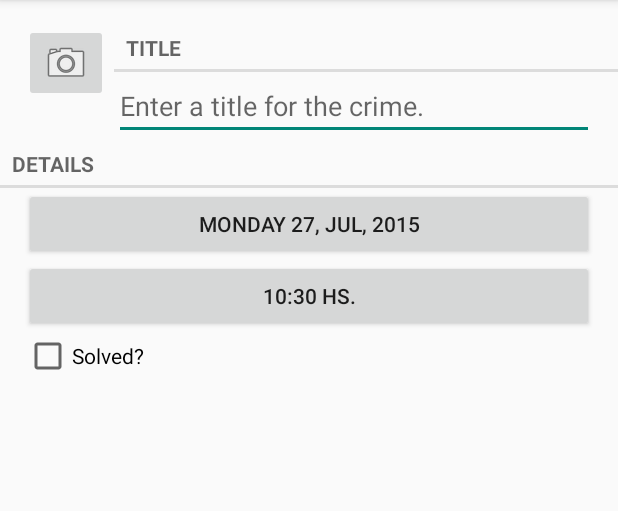
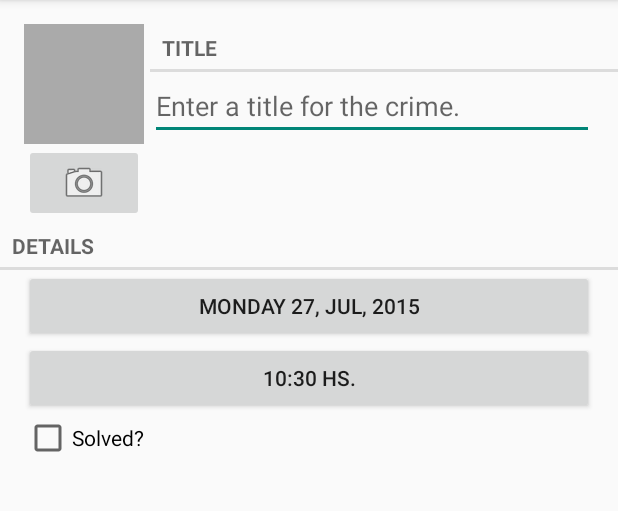
Before and after one commit to matir91/LearningAndroid, an Android app: the CrimeFragment screen opened directly, with no data from a screen before it, on a phone screen of 412 x 824 dp, the part 84-595 px from its top. Run offline under Robolectric (Android 15) with nearby library versions, the light colour scheme and no system bars.

Commit message:
Finish chapter 20

```diff
--- a/CriminalIntent/app/src/main/java/criminalintent/mirland/xmartlabs/com/criminalintent/Crime.java
+++ b/CriminalIntent/app/src/main/java/criminalintent/mirland/xmartlabs/com/criminalintent/Crime.java
@@ -14,6 +14,7 @@ public class Crime {
     private static final String JSON_TITLE = "title";
     private static final String JSON_SOLVED = "solved";
     private static final String JSON_DATE = "date";
+    private static final String JSON_PHOTO = "photo";
 
     private UUID mId;
     private String mTitle;
@@ -22,6 +23,7 @@ public class Crime {
     /*Date to the crime ocurred*/
     private Date mDate;
     private boolean mSolved;
+    private Photo mPhoto;
 
 
     public Crime() {
@@ -65,6 +67,13 @@ public class Crime {
     public void setDate(Date date) {
         mDate = date;
     }
+    public Photo getPhoto() {
+        return mPhoto;
+    }
+
+    public void setPhoto(Photo p) {
+        mPhoto = p;
+    }
 
     public boolean isSolved() {
         return mSolved;
--- a/CriminalIntent/app/src/main/java/criminalintent/mirland/xmartlabs/com/criminalintent/CrimeFragment.java
+++ b/CriminalIntent/app/src/main/java/criminalintent/mirland/xmartlabs/com/criminalintent/CrimeFragment.java
@@ -4,12 +4,14 @@ import android.annotation.TargetApi;
 import android.app.Activity;
 import android.content.Intent;
 import android.content.pm.PackageManager;
+import android.graphics.drawable.BitmapDrawable;
 import android.os.Build;
 import android.os.Bundle;
 import android.support.v4.app.Fragment;
 import android.support.v4.app.FragmentManager;
 import android.text.Editable;
 import android.text.TextWatcher;
+import android.util.Log;
 import android.view.ContextMenu;
 import android.view.LayoutInflater;
 import android.view.Menu;
@@ -21,6 +23,7 @@ import android.widget.CheckBox;
 import android.widget.CompoundButton;
 import android.widget.EditText;
 import android.widget.ImageButton;
+import android.widget.ImageView;
 
 import java.util.Date;
 import java.util.UUID;
@@ -31,19 +34,24 @@ import static criminalintent.mirland.xmartlabs.com.criminalintent.R.layout.fragm
  * Created by mirland on 21/07/15.
  */
 public class CrimeFragment extends Fragment {
+    private static final String TAG = "CrimeFragment";
     public static final String EXTRA_CRIME_ID =
             "com.bignerdranch.android.criminalintent.crime_id";
 
     private static final String DIALOG_DATE = "date";
     private static final String DIALOG_TIME = "time";
+    private static final String DIALOG_IMAGE = "image";
+
     private static final int REQUEST_DATE = 0;
     private static final int REQUEST_TIME = 1;
+    private static final int REQUEST_PHOTO = 2;
 
     private Crime mCrime;
 
     private EditText mTitleField;
     private Button mDateButton, mTimeButton;
     private ImageButton mPhotoButton;
+    private ImageView mPhotoView;
     private CheckBox mSolvedCheckBox;
 
 
@@ -152,7 +160,22 @@ public class CrimeFragment extends Fragment {
             @Override
             public void onClick(View v) {
                 Intent i = new Intent(getActivity(), CrimeCameraActivity.class);
-                startActivity(i);
+                startActivityForResult(i, REQUEST_PHOTO);
+            }
+        });
+        mPhotoView = (ImageView)v.findViewById(R.id.crime_imageView);
+        mPhotoView.setOnClickListener(new View.OnClickListener() {
+            public void onClick(View v) {
+                Photo p = mCrime.getPhoto();
+                if (p == null)
+                    return;
+
+                FragmentManager fm = getActivity()
+                        .getSupportFragmentManager();
+                String path = getActivity()
+                        .getFileStreamPath(p.getFilename()).getAbsolutePath();
+                ImageFragment.newInstance(path)
+                        .show(fm, DIALOG_IMAGE);
             }
         });
 
@@ -181,7 +204,17 @@ public class CrimeFragment extends Fragment {
                     .getSerializableExtra(TimePickerFragment.EXTRA_TIME);
             mCrime.setDate(date);
             updateDate();
+        } else if (requestCode == REQUEST_PHOTO) {
+        // Create a new Photo object and attach it to the crime
+        String filename = data
+                .getStringExtra(CrimeCameraFragment.EXTRA_PHOTO_FILENAME);
+        if (filename != null) {
+            Photo p = new Photo(filename);
+            mCrime.setPhoto(p);
+            showPhoto();
+            Log.i(TAG, "Crime: " + mCrime.getTitle() + " has a photo");
         }
+    }
     }
 
     public void updateDate() {
@@ -195,5 +228,27 @@ public class CrimeFragment extends Fragment {
         CrimeLab.get(getActivity()).saveCrimes();
     }
 
+    @Override
+    public void onStart() {
+        super.onStart();
+        showPhoto();
+    }
+    @Override
+    public void onStop() {
+        super.onStop();
+        PictureUtils.cleanImageView(mPhotoView);
+    }
+    private void showPhoto() {
+        // (Re)set the image button's image based on our photo
+        Photo p = mCrime.getPhoto();
+        BitmapDrawable b = null;
+        if (p != null) {
+            String path = getActivity()
+                    .getFileStreamPath(p.getFilename()).getAbsolutePath();
+            b = PictureUtils.getScaledDrawable(getActivity(), path);
+        }
+        mPhotoView.setImageDrawable(b);
+    }
+
 
 }
--- a/CriminalIntent/app/src/main/res/layout-land/fragment_crime.xml
+++ b/CriminalIntent/app/src/main/res/layout-land/fragment_crime.xml
@@ -1,49 +1,90 @@
 <?xml version="1.0" encoding="utf-8"?>
 <LinearLayout xmlns:android="http://schemas.android.com/apk/res/android"
+              android:orientation="vertical"
               android:layout_width="match_parent"
               android:layout_height="match_parent"
+  >
+
+  <LinearLayout
+    android:layout_width="fill_parent"
+    android:layout_height="wrap_content"
+    android:orientation="horizontal"
+    android:layout_marginLeft="16dp"
+    android:layout_marginTop="16dp">
+
+    <LinearLayout
+      android:layout_width="wrap_content"
+      android:layout_height="wrap_content"
       android:orientation="vertical"
-              android:weightSum="1">
+      android:layout_marginRight="4dp">
+
+      <ImageView
+        android:id="@+id/crime_imageView"
+        android:layout_width="80dp"
+        android:layout_height="80dp"
+        android:scaleType="centerInside"
+        android:background="@android:color/darker_gray"
+        android:cropToPadding="true"/>
+
+      <ImageButton
+        android:id="@+id/crime_imageButton"
+        android:layout_width="match_parent"
+        android:layout_height="wrap_content"
+        android:src="@android:drawable/ic_menu_camera"/>
+
+    </LinearLayout>
+
+    <LinearLayout
+      android:layout_width="wrap_content"
+      android:layout_height="wrap_content"
+      android:orientation="vertical"
+      android:layout_weight="1">
+
       <TextView
         android:layout_width="match_parent"
         android:layout_height="wrap_content"
         android:text="@string/crime_title_label"
-    style="?android:listSeparatorTextViewStyle"
-    />
-  <EditText android:id="@+id/crime_title"
+        style="?android:listSeparatorTextViewStyle" />
+
+      <EditText
+        android:id="@+id/crime_title"
         android:layout_width="match_parent"
         android:layout_height="wrap_content"
-            android:layout_marginLeft="16dp"
-            android:layout_marginRight="16dp"
-            android:hint="@string/crime_title_hint"
-    />
+        android:hint="@string/crime_title_hint" />
+    </LinearLayout>
+
+  </LinearLayout>
+
+
   <TextView
     android:layout_width="match_parent"
     android:layout_height="wrap_content"
     android:text="@string/crime_details_label"
-    style="?android:listSeparatorTextViewStyle"
-    />
+    style="?android:listSeparatorTextViewStyle"/>
+
   <LinearLayout
+    android:orientation="horizontal"
     android:layout_width="match_parent"
     android:layout_height="wrap_content"
     android:layout_marginLeft="16dp"
-    android:layout_marginRight="16dp"
-    >
+    android:layout_marginRight="16dp">
+
     <Button
       android:id="@+id/crime_date"
       android:layout_width="wrap_content"
       android:layout_height="wrap_content"
-      android:layout_weight="1" />
+      android:layout_weight="1"/>
     <Button android:id="@+id/crime_time"
             android:layout_width="wrap_content"
             android:layout_height="wrap_content"
             android:layout_weight="1" />
+
     <CheckBox
       android:id="@+id/crime_solved"
       android:layout_width="wrap_content"
       android:layout_height="wrap_content"
-      android:layout_weight="1"
-      android:text="@string/crime_solved_label" />
+      android:text="@string/crime_solved_label"
+      android:layout_weight="1"/>
   </LinearLayout>
 
 </LinearLayout>
--- a/CriminalIntent/app/src/main/res/layout/fragment_crime.xml
+++ b/CriminalIntent/app/src/main/res/layout/fragment_crime.xml
@@ -16,6 +16,14 @@
       android:orientation="vertical"
       android:layout_marginRight="4dp"
       >
+      <ImageView
+        android:id="@+id/crime_imageView"
+        android:layout_width="80dp"
+        android:layout_height="80dp"
+        android:scaleType="centerInside"
+        android:background="@android:color/darker_gray"
+        android:cropToPadding="true"
+        />
       <ImageButton android:id="@+id/crime_imageButton"
                    android:layout_width="match_parent"
                    android:layout_height="wrap_content"
--- a/CriminalIntent/app/src/main/res/values/strings.xml
+++ b/CriminalIntent/app/src/main/res/values/strings.xml
@@ -17,5 +17,5 @@
   <string name="hide_subtitle">Hide Subtitle</string>
   <string name="subtitle">If you see something, say something.</string>
   <string name="delete_crime">Delete</string>
-  <string name="take">take</string>
+  <string name="take">take!!</string>
 </resources>
```
Also changed, not shown: CriminalIntent/app/src/main/java/criminalintent/mirland/xmartlabs/com/criminalintent/CrimeCameraActivity.java (+13 -0 lines), CriminalIntent/app/src/main/java/criminalintent/mirland/xmartlabs/com/criminalintent/CrimeCameraFragment.java (+108 -61 lines), CriminalIntent/app/src/main/java/criminalintent/mirland/xmartlabs/com/criminalintent/ImageFragment.java (added, +48 -0 lines), CriminalIntent/app/src/main/java/criminalintent/mirland/xmartlabs/com/criminalintent/Photo.java (added, +31 -0 lines), CriminalIntent/app/src/main/java/criminalintent/mirland/xmartlabs/com/criminalintent/PictureUtils.java (added, +55 -0 lines). Lines whose indentation alone changed are shown as unchanged.
